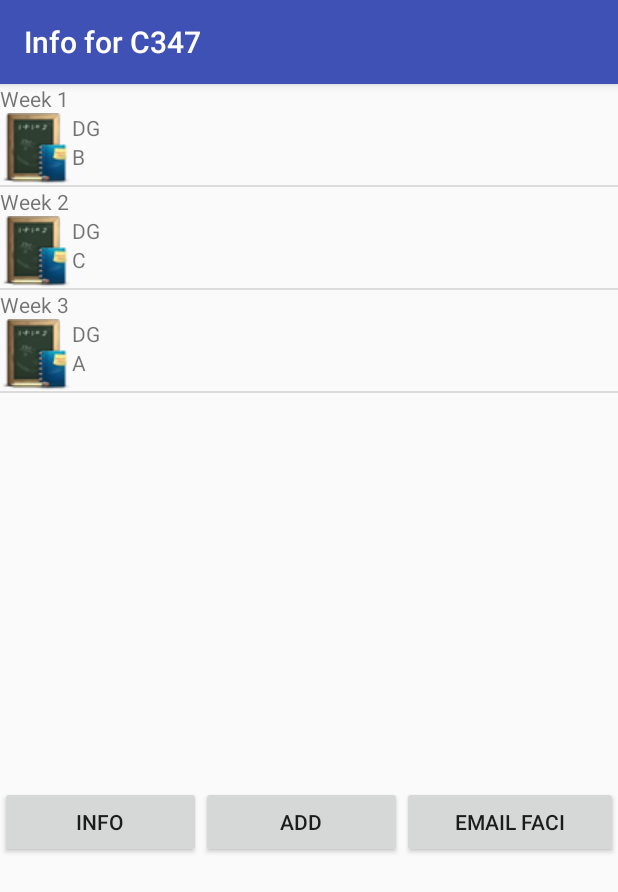
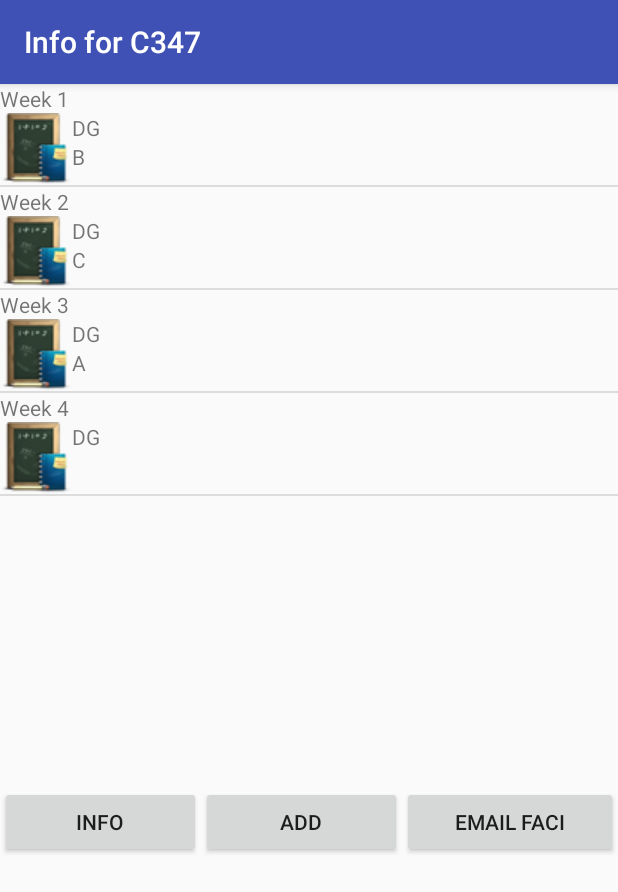
Before and after one commit to Darrenqt/P03ProblemStatement, an Android app: the screen it shows after launch (Info), after a tap on "C347", on a phone screen of 412 x 824 dp. Shown: the top 892 px of the screen. Run offline under Robolectric (Android 15) with nearby library versions, the phone set to English and light mode, and no system bars.

Commit message:
Main Activity and info completed

```diff
--- a/app/src/main/AndroidManifest.xml
+++ b/app/src/main/AndroidManifest.xml
@@ -17,6 +17,7 @@
             </intent-filter>
         </activity>
         <activity android:name=".Info"></activity>
+        <activity android:name=".AddActivity"></activity>
     </application>
 
 </manifest>
--- a/app/src/main/java/com/example/a16022809/p03_problemstatement/Info.java
+++ b/app/src/main/java/com/example/a16022809/p03_problemstatement/Info.java
@@ -57,7 +57,10 @@ public class Info extends AppCompatActivity {
 
         Log.i("numof week",Grade.size()+"");
 //        Grade.add(new DailyGrade(Integer.toString(Grade.size()+1),));
-
+        Intent add = getIntent();
+        String adddata = add.getStringExtra("add");
+        String count = Integer.toString(Grade.size()+1);
+        Grade.add(new DailyGrade(count,adddata));
 
         aa = new DailyGradeAdapter(this, R.layout.info_row, Grade);
         lv.setAdapter(aa);
```
Also changed, not shown: app/src/main/java/com/example/a16022809/p03_problemstatement/AddActivity.java (+12 -11 lines).
